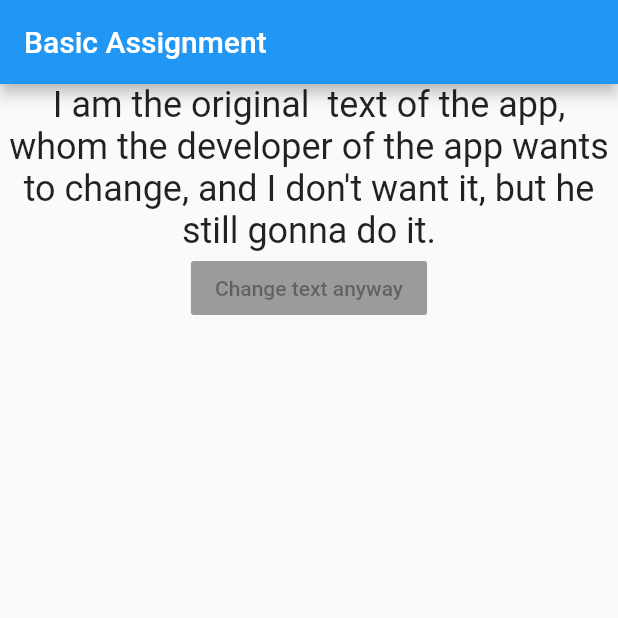
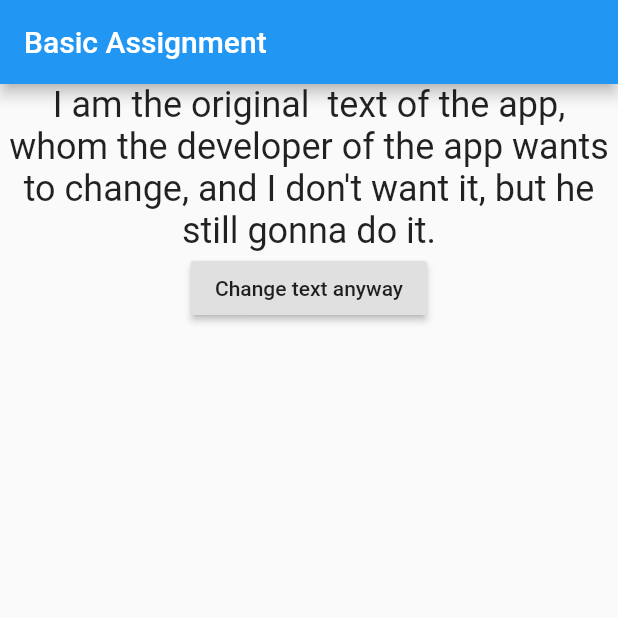
Before and after one commit to BulcsuFarmasi/basic_assigment, a Flutter app: the screen it shows after launch, on a phone screen of 412 x 824 dp, the top half of it. Run offline on Flutter 3.47's test engine with Material 2 defaults, Android fonts, the phone set to English and light mode, and no system bars.

Commit message:
bind event listener to button

```diff
--- a/lib/main.dart
+++ b/lib/main.dart
@@ -12,6 +12,13 @@ class App extends StatefulWidget {
 class _AppState extends State<App> {
   String appText =
       'I am the original  text of the app, whom the developer of the app wants to change, and I don\'t want it, but he still gonna do it.';
+
+  _changeText() {
+    setState(() {
+      appText = 'I am the new text and I am deeply sorry that the previous text was changed';
+    });
+  }
+
   @override
   Widget build(BuildContext context) {
     return MaterialApp(
@@ -24,7 +31,10 @@ class _AppState extends State<App> {
               textAlign: TextAlign.center,
               style: TextStyle(fontSize: 24),
             ),
-            RaisedButton(onPressed: null, child: Text('Change text anyway'),)
+            RaisedButton(
+              onPressed: _changeText,
+              child: Text('Change text anyway'),
+            )
           ],
         ),
       ),
```
